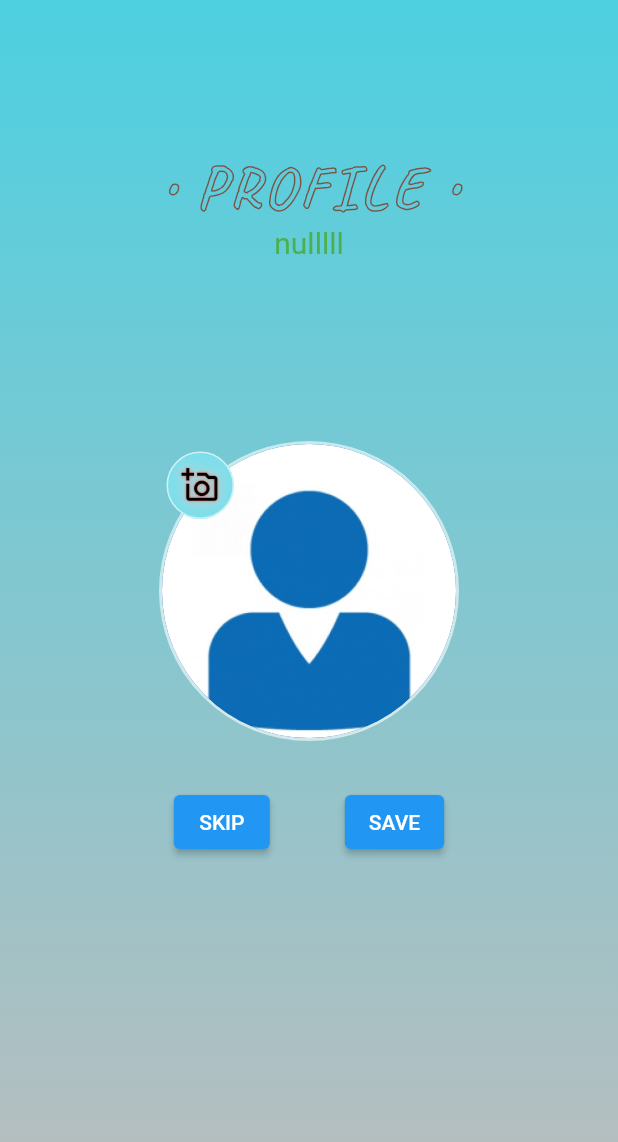
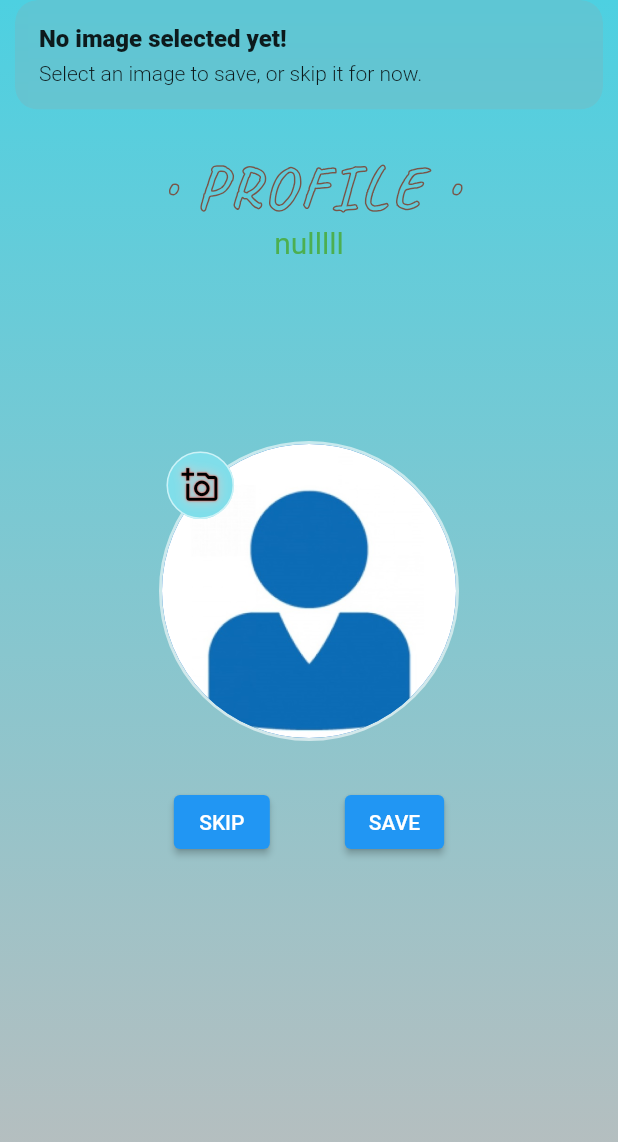
Before and after one commit to Barzi-Yassin/grasp_app, a Flutter app: the ScreenSetUserprofileImage screen opened directly with empty values, after a tap on "SAVE", on a phone screen of 412 x 824 dp. Shown: the top 1142 px of the screen. Run offline on Flutter 3.47's test engine with Material 2 defaults, Android fonts, the phone set to English and light mode, and no system bars; drawn by our look-alikes of badges; our stand-ins replace cloud_firestore, firebase_auth, firebase_core, firebase_storage, font_awesome_flutter, get and 1 more; missing offline and left inert: flutter_animated_dialog; accounts and stored records are empty; generated files the repository leaves out were written again.

Commit message:
show snackbar on save button if no image selected yet

```diff
--- a/lib/src/screens/auth/complete_profile/screen_set_user_profile_image.dart
+++ b/lib/src/screens/auth/complete_profile/screen_set_user_profile_image.dart
@@ -5,6 +5,7 @@ import 'package:firebase_auth/firebase_auth.dart';
 import 'package:firebase_storage/firebase_storage.dart';
 import 'package:flutter/material.dart';
 import 'package:flutter/services.dart';
+import 'package:get/get.dart';
 import 'package:grasp_app/src/reusable_codes/functions/functions.dart';
 import 'package:grasp_app/src/reusable_codes/functions/loadings/loading_indicator.dart';
 import 'package:grasp_app/src/services/firebase/service_firestore.dart';
@@ -137,9 +138,7 @@ class _ScreenSetUserprofileImageState extends State<ScreenSetUserprofileImage> {
                         },
                         child: customeText(theData: 'SKIP'),
                       ),
-
                       const SizedBox(width: 50),
-
                       ElevatedButton(
                         onPressed: () async {
                           if (imageSelected != null) {
@@ -157,11 +156,12 @@ class _ScreenSetUserprofileImageState extends State<ScreenSetUserprofileImage> {
                                 .then((_) => setState(() => isLoading = false));
                           } else {
                             debugPrint('no image selected');
+                            Get.snackbar('No image selected yet!',
+                                'Select an image to save, or skip it for now.');
                           }
                         },
                         child: customeText(theData: 'SAVE'),
                       ),
-                      // customeText(theData: theData)
                     ],
                   ),
                 ],
```
